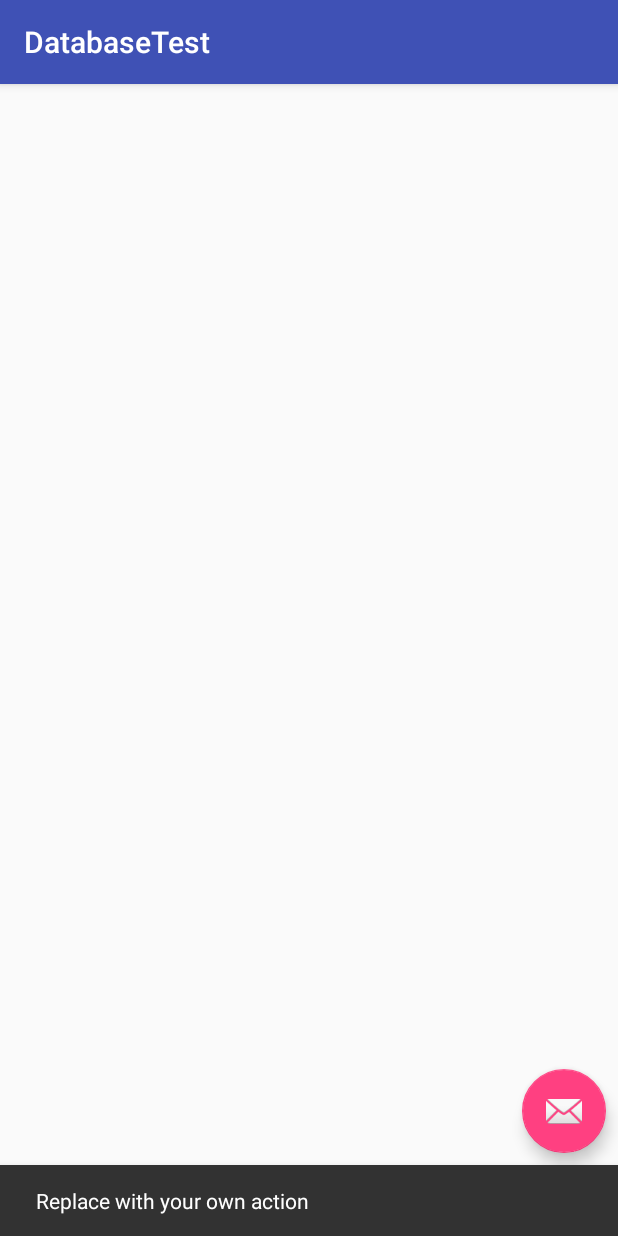
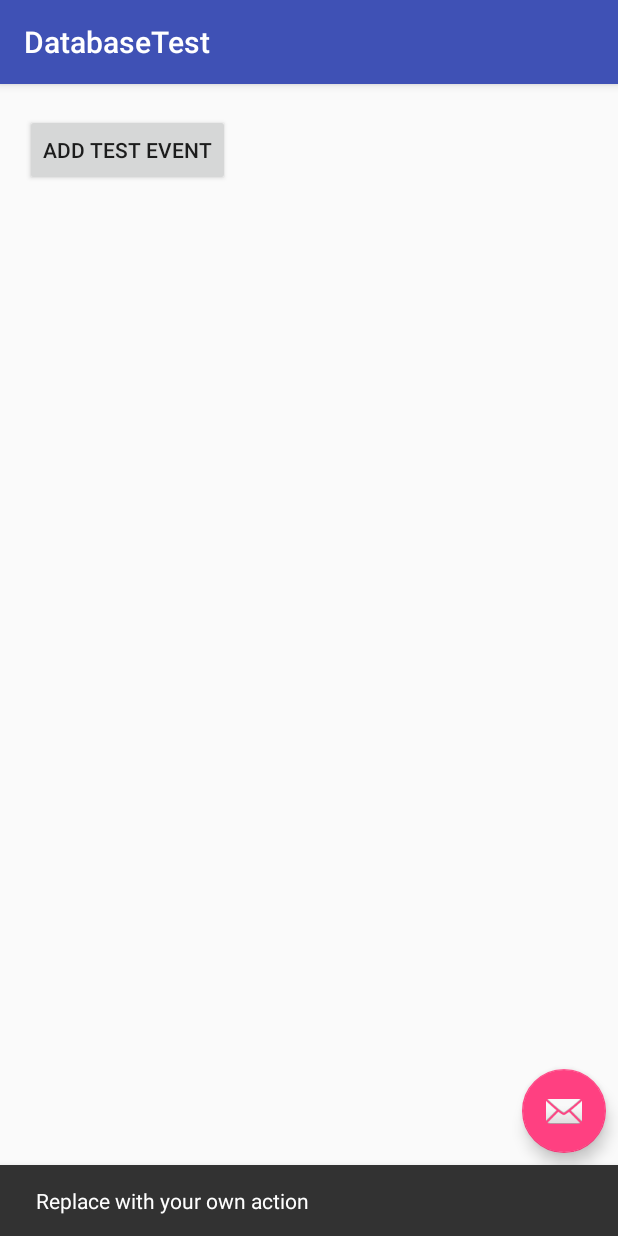
Before and after one commit to Karanveer-1/Fit-Meet, an Android app: the DatabaseTest screen opened directly, with no data from a screen before it, after a tap on an icon or button, on a phone screen of 412 x 824 dp. Run offline under Robolectric (Android 15) with nearby library versions, the phone set to English and light mode, and no system bars; our stand-ins replace Firebase (no records; nobody signed in at launch, a user with empty details on screens opened directly).

Commit message:
added AddEvent function for database to showcase functionality

```diff
--- a/app/src/main/java/ca/bcit/fitmeet/DatabaseTest.java
+++ b/app/src/main/java/ca/bcit/fitmeet/DatabaseTest.java
@@ -7,15 +7,22 @@ import android.support.v7.app.AppCompatActivity;
 import android.support.v7.widget.Toolbar;
 import android.util.Log;
 import android.view.View;
+import java.lang.String;
 
+import com.google.firebase.auth.FirebaseAuth;
+import com.google.firebase.auth.FirebaseUser;
 import com.google.firebase.database.DataSnapshot;
 import com.google.firebase.database.DatabaseError;
 import com.google.firebase.database.DatabaseReference;
 import com.google.firebase.database.FirebaseDatabase;
 import com.google.firebase.database.ValueEventListener;
 
+import java.util.Map;
+
 public class DatabaseTest extends AppCompatActivity {
     private static final String TAG = "Database Test";
+    private FirebaseAuth mAuth;
+    private String userToken = "";
 
     @Override
     protected void onCreate(Bundle savedInstanceState) {
@@ -23,6 +30,10 @@ public class DatabaseTest extends AppCompatActivity {
         setContentView(R.layout.activity_database_test);
         Toolbar toolbar = (Toolbar) findViewById(R.id.toolbar);
         setSupportActionBar(toolbar);
+
+        //Connect Database
+        mAuth = FirebaseAuth.getInstance();
+
 
         FloatingActionButton fab = (FloatingActionButton) findViewById(R.id.fab);
         fab.setOnClickListener(new View.OnClickListener() {
@@ -33,13 +44,26 @@ public class DatabaseTest extends AppCompatActivity {
             }
         });
 
-        // Test database connection
+    }
+
+    public void testAddEvent(View v){
+        addEvent("testEvent", "Dec 10 2018", "Central park", "Bike trip");
+    }
+
+
+    public void addEvent(String eventName, String time, String location, String description){
+        FirebaseUser currentUser = mAuth.getCurrentUser();
+        userToken = currentUser.getUid();
         FirebaseDatabase database = FirebaseDatabase.getInstance();
-        DatabaseReference myRef = database.getReference("message");
+        DatabaseReference myRef = database.getReference("events");
+        DatabaseReference pushedPostRef = myRef.push();
+        String eventId = pushedPostRef.getKey();
+        Log.e("addEvent", eventId);
 
-        myRef.setValue("Hello, World!");
-        read("message");
-        myRef.setValue("new Hello, World!");
+        Event event = new Event(eventId, eventName, userToken, time, location, description);
+        Map<String, Object> eventMap =  event.toMap();
+        myRef.child(eventId).setValue(eventMap);
+
     }
 
     public void writeToDatabase(String key, String value){
@@ -73,4 +97,5 @@ public class DatabaseTest extends AppCompatActivity {
 
     }
 
+
 }
--- a/app/src/main/res/layout/content_database_test.xml
+++ b/app/src/main/res/layout/content_database_test.xml
@@ -8,4 +8,20 @@
     tools:context=".DatabaseTest"
     tools:showIn="@layout/activity_database_test">
 
+    <Button
+        android:id="@+id/testAddEvent"
+        android:layout_width="wrap_content"
+        android:layout_height="wrap_content"
+        android:layout_marginStart="8dp"
+        android:layout_marginTop="8dp"
+        android:layout_marginEnd="8dp"
+        android:layout_marginBottom="8dp"
+        android:text="ADD TEST EVENT"
+        android:onClick="testAddEvent"
+        app:layout_constraintBottom_toBottomOf="parent"
+        app:layout_constraintEnd_toEndOf="parent"
+        app:layout_constraintHorizontal_bias="0.034"
+        app:layout_constraintStart_toStartOf="parent"
+        app:layout_constraintTop_toTopOf="parent"
+        app:layout_constraintVertical_bias="0.017" />
 </android.support.constraint.ConstraintLayout>
```
Also changed, not shown: app/src/main/AndroidManifest.xml (+7 -6 lines), app/src/main/java/ca/bcit/fitmeet/Event.java (added, +48 -0 lines), app/src/main/java/ca/bcit/fitmeet/Login.java (+23 -0 lines), app/src/main/java/ca/bcit/fitmeet/MainActivity.java (+0 -11 lines), app/src/main/java/ca/bcit/fitmeet/User.java (added, +27 -0 lines), app/src/main/res/layout/activity_main.xml (+7 -32 lines), app/src/main/res/layout/content_login.xml (+12 -0 lines).
